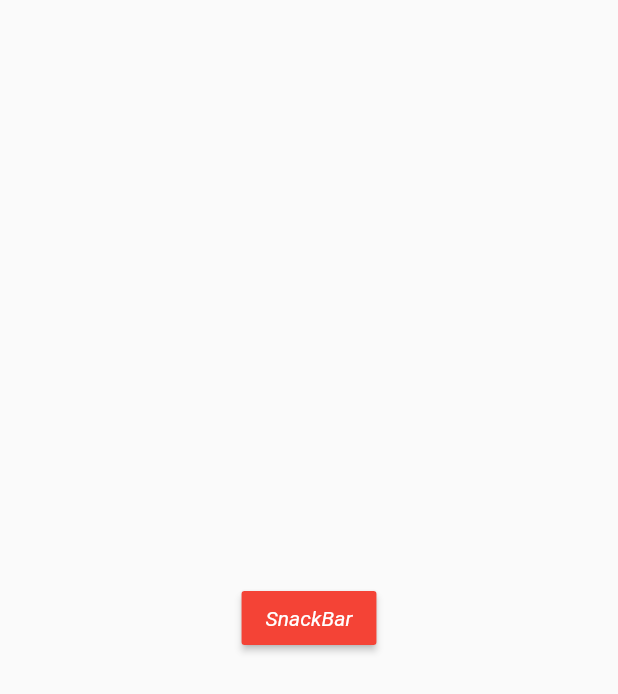
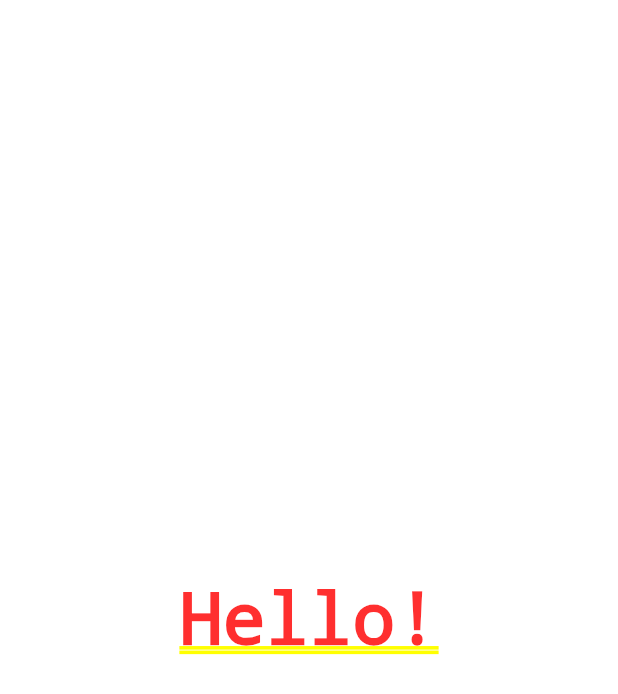
Before and after one commit to ajlstep/surf-flutter, a Flutter app: the screen it shows after launch, on a phone screen of 412 x 824 dp. Shown: the top 694 px of the screen. Run offline on Flutter 3.47's test engine with Material 2 defaults, Android fonts, the phone set to English and light mode, and no system bars.

Commit message:
Домашнее задание 3

```diff
--- a/lib/main.dart
+++ b/lib/main.dart
@@ -15,48 +15,22 @@ class MyApp extends StatelessWidget {
       theme: ThemeData(
         primarySwatch: Colors.blue,
       ),
-      home: MyHomePage(),
+      home: MyFirstWidget(),
     );
   }
 }
 
-class MyHomePage extends StatelessWidget {
-  // The GlobalKey will allow us to access the Scaffold's State
-  final GlobalKey<ScaffoldState> _key = GlobalKey<ScaffoldState>();
+class MyFirstWidget extends StatelessWidget {
+  int count = 0;
+  MyFirstWidget({Key? key}) : super(key: key);
 
   @override
   Widget build(BuildContext context) {
-    return Scaffold(
-      // We add the key to the Scaffold so we can access it later
-      key: _key,
-      body: Center(
-        child: MaterialButton(
-          child: const Text(
-            "SnackBar",
-            style: TextStyle(color: Colors.white),
-          ),
-          color: Colors.red,
-          // We now can access the currentState via the GlobalKey
-          onPressed: () => ScaffoldMessenger.of(context).showSnackBar(
-            BottomSnackbar("Oh! You clicked me!"),
-          ),
-        ),
-      ),
+    count++;
+    print("count $count"); // count 1
+    // build для StatelessWidget вызывается при открытий приложения
+    return const Center(
+      child: Text('Hello!'),
     );
   }
 }
-
-class BottomSnackbar extends SnackBar {
-  final String text;
-
-  BottomSnackbar(String text)
-      : text = text,
-        super(content: Text(text));
-
-  @override
-  SnackBar build(BuildContext context) {
-    return this;
-  }
-}
-
-//new branch
```
